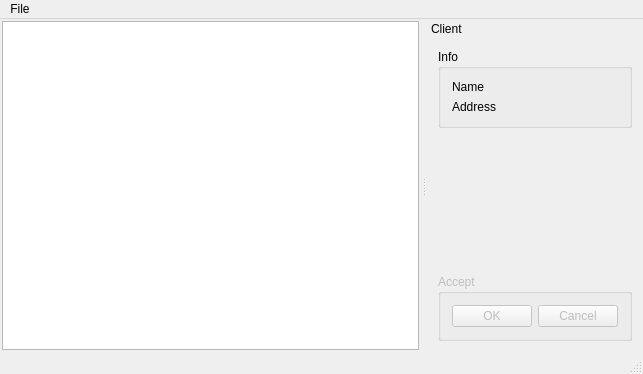
akru/conference-speaker-server, file Server/main_window.ui: the form before one commit.
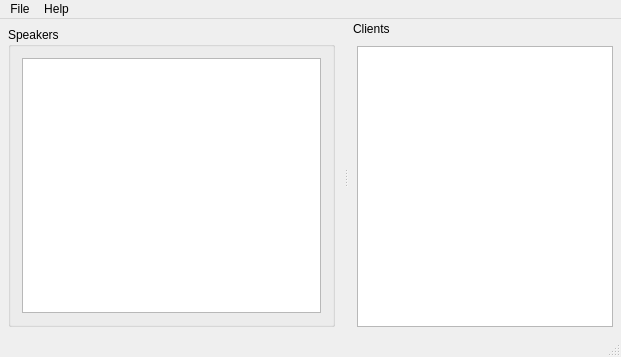
The form after the commit.

Commit message: protocol changed to use JSON; server tests; drop client application

Diff of the .ui file:
```diff
--- a/Server/main_window.ui
+++ b/Server/main_window.ui
@@ -6,8 +6,8 @@
    <rect>
     <x>0</x>
     <y>0</y>
-    <width>643</width>
-    <height>374</height>
+    <width>621</width>
+    <height>357</height>
    </rect>
   </property>
   <property name="windowTitle">
@@ -16,19 +16,28 @@
   <widget class="QWidget" name="centralWidget">
    <layout class="QGridLayout" name="gridLayout">
     <property name="leftMargin">
-     <number>2</number>
+     <number>8</number>
     </property>
     <property name="topMargin">
-     <number>2</number>
+     <number>8</number>
     </property>
     <property name="rightMargin">
-     <number>2</number>
+     <number>8</number>
     </property>
     <property name="bottomMargin">
-     <number>2</number>
+     <number>8</number>
     </property>
-    <item row="0" column="0">
-     <widget class="QListWidget" name="listWidget"/>
+    <item row="1" column="0">
+     <widget class="QGroupBox" name="groupBox">
+      <property name="title">
+       <string>Speakers</string>
+      </property>
+      <layout class="QGridLayout" name="gridLayout_2">
+       <item row="0" column="0">
+        <widget class="QListWidget" name="connectedUsersList"/>
+       </item>
+      </layout>
+     </widget>
     </item>
    </layout>
   </widget>
@@ -37,7 +46,7 @@
     <rect>
      <x>0</x>
      <y>0</y>
-     <width>643</width>
+     <width>621</width>
      <height>19</height>
     </rect>
    </property>
@@ -47,10 +56,20 @@
     </property>
     <addaction name="actionQuit"/>
    </widget>
+   <widget class="QMenu" name="menuHelp">
+    <property name="title">
+     <string>Help</string>
+    </property>
+    <addaction name="actionAbout"/>
+   </widget>
    <addaction name="menuFile"/>
+   <addaction name="menuHelp"/>
   </widget>
   <widget class="QStatusBar" name="statusBar"/>
   <widget class="QDockWidget" name="clientWidget">
+   <property name="enabled">
+    <bool>true</bool>
+   </property>
    <property name="floating">
     <bool>false</bool>
    </property>
@@ -61,93 +80,27 @@
     <set>Qt::LeftDockWidgetArea|Qt::RightDockWidgetArea</set>
    </property>
    <property name="windowTitle">
-    <string>Client</string>
+    <string>Clients</string>
    </property>
    <attribute name="dockWidgetArea">
     <number>2</number>
    </attribute>
    <widget class="QWidget" name="clientWidgetContent">
-    <layout class="QVBoxLayout" name="verticalLayout_2">
+    <layout class="QVBoxLayout" name="verticalLayout_2" stretch="0">
+     <property name="leftMargin">
+      <number>8</number>
+     </property>
+     <property name="topMargin">
+      <number>8</number>
+     </property>
+     <property name="rightMargin">
+      <number>8</number>
+     </property>
+     <property name="bottomMargin">
+      <number>8</number>
+     </property>
      <item>
-      <widget class="QGroupBox" name="groupBox">
-       <property name="minimumSize">
-        <size>
-         <width>100</width>
-         <height>0</height>
-        </size>
-       </property>
-       <property name="title">
-        <string>Info</string>
-       </property>
-       <property name="flat">
-        <bool>false</bool>
-       </property>
-       <property name="checkable">
-        <bool>false</bool>
-       </property>
-       <layout class="QFormLayout" name="formLayout">
-        <item row="0" column="0">
-         <widget class="QLabel" name="labelName">
-          <property name="text">
-           <string>Name</string>
-          </property>
-         </widget>
-        </item>
-        <item row="0" column="1">
-         <widget class="QLabel" name="nameValue">
-          <property name="text">
-           <string/>
-          </property>
-         </widget>
-        </item>
-        <item row="1" column="0">
-         <widget class="QLabel" name="labelAddress">
-          <property name="text">
-           <string>Address</string>
-          </property>
-         </widget>
-        </item>
-        <item row="1" column="1">
-         <widget class="QLabel" name="addressValue">
-          <property name="text">
-           <string/>
-          </property>
-         </widget>
-        </item>
-       </layout>
-      </widget>
-     </item>
-     <item>
-      <spacer name="verticalSpacer">
-       <property name="orientation">
-        <enum>Qt::Vertical</enum>
-       </property>
-       <property name="sizeHint" stdset="0">
-        <size>
-         <width>20</width>
-         <height>143</height>
-        </size>
-       </property>
-      </spacer>
-     </item>
-     <item>
-      <widget class="QGroupBox" name="groupBox_2">
-       <property name="enabled">
-        <bool>false</bool>
-       </property>
-       <property name="title">
-        <string>Accept</string>
-       </property>
-       <layout class="QGridLayout" name="gridLayout_2">
-        <item row="0" column="0">
-         <widget class="QDialogButtonBox" name="buttonBox">
-          <property name="standardButtons">
-           <set>QDialogButtonBox::Cancel|QDialogButtonBox::Ok</set>
-          </property>
-         </widget>
-        </item>
-       </layout>
-      </widget>
+      <widget class="QListWidget" name="listWidget"/>
      </item>
     </layout>
    </widget>
```
Left out of the diff: 11 changed lines with no effect on the pictures. The commit also changes 49 other files.
